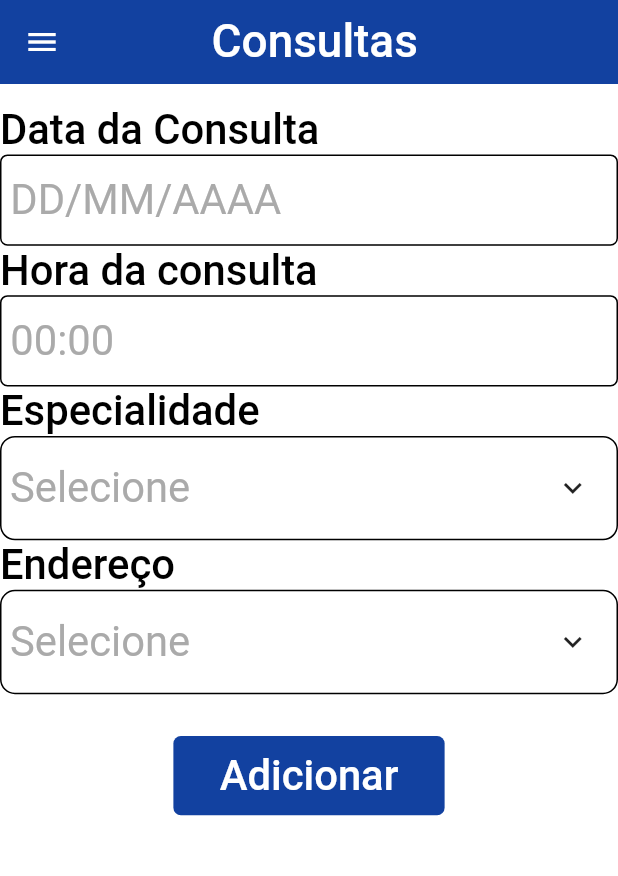
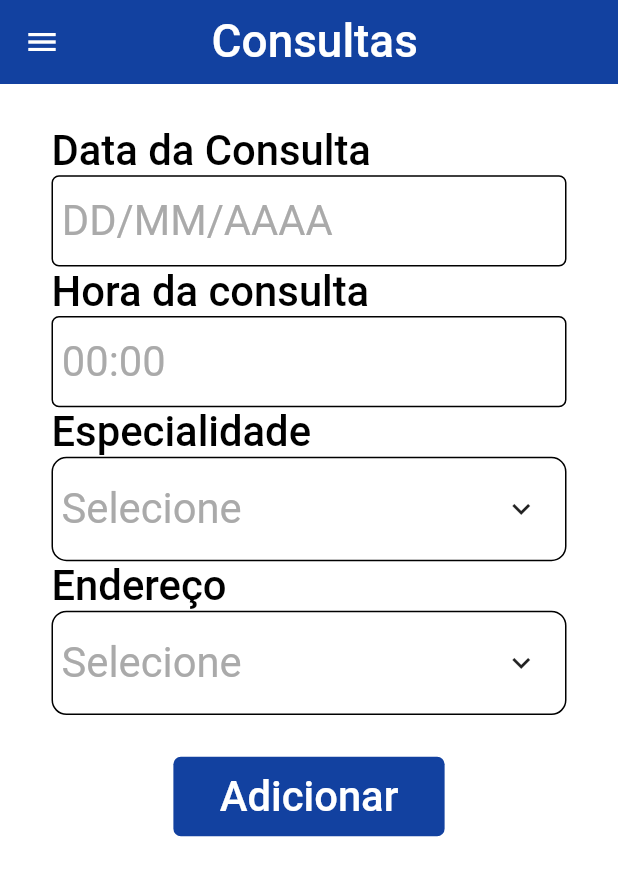
Before and after one commit to GCAS-UFF/cardio_flutter, a Flutter app: the AddAppointmentPage widget shown alone on an empty page, opened directly, on a phone screen of 412 x 824 dp. Shown: the top 876 px of the screen. Run offline on Flutter 3.47's test engine with Material 2 defaults, Android fonts, the light colour scheme and no system bars; our stand-ins replace bloc, dartz, data_connection_checker, equatable, firebase_auth, firebase_database and 7 more; missing offline and left inert: android_alarm_manager; accounts and stored records are empty.

Commit message:
Feature/recomentation realization ui (#13)
* Padding ajusts in Execute Medication Page, Execute Exercise Page, Execute Appointment Page and Execute Liquid Page. Add and change some hints, fix disabledBorder in Custom Text Form Field. Fix app bar in Execute Medication Page and Execute Liquid Page.

* Ajust padding in Add Medications Page, Add Liquid Page, Add Appointment Page, Add Biometric Page and Add Medications Page. Format code in  Add Medications Page, Add Liquid Page, Add Appointment Page, Add Biometric Page and Add Medications

```diff
--- a/lib/core/widgets/custom_text_form_field.dart
+++ b/lib/core/widgets/custom_text_form_field.dart
@@ -114,6 +114,12 @@
                   color: CardioColors.black,
                 ),
               ),
+              disabledBorder: OutlineInputBorder(
+                borderRadius: BorderRadius.circular(5),
+                borderSide: BorderSide(
+                  color: CardioColors.black.withOpacity(0.4),
+                ),
+              ),
             ),
           ),
         ],
--- a/lib/features/appointments/presentation/pages/add_appointment_page.dart
+++ b/lib/features/appointments/presentation/pages/add_appointment_page.dart
@@ -100,7 +100,10 @@
   }
 
   Widget _buildForm(BuildContext context) {
-    return Form(
+    return Container(
+      padding: Dimensions.getEdgeInsets(context,
+          top: 10, left: 30, right: 30, bottom: 20),
+      child: Form(
         key: _formKey,
         child: SingleChildScrollView(
           child: Column(
@@ -171,7 +174,9 @@
               ),
             ],
           ),
-        ));
+        ),
+      ),
+    );
   }
 
   void _submitForm(context) {
--- a/lib/resources/strings.dart
+++ b/lib/resources/strings.dart
@@ -108,6 +108,8 @@
   static const liquid_title = "Prescrição";
   static const hint_liquid = "mL/dia";
   static const ingested_liquids = "Líquidos Ingeridos";
+  static const ingested_liquids_name = "Ex: água, café ...";
+  static const ingested_liquids_quantity = "Ex: 1, 2, 3 ...";
   static const reference = "Referência";
 
 //Medication Page
@@ -128,7 +130,7 @@
   // Medication Page
 
   static const time_hint = "00:00";
-  static const observation_hint = "Caso desejado, insira aqui";
+  static const observation_hint = "Se necessário, comente aqui";
 
   // Biometrics Page
   static const weight_title = "Meu peso";
```
Also changed, not shown: lib/features/appointments/presentation/pages/execute_appointment_page.dart (+7 -2 lines), lib/features/biometrics/presentation/pages/add_biometric_page.dart (+7 -2 lines), lib/features/exercises/presentation/pages/add_exercise_page.dart (+7 -2 lines), lib/features/exercises/presentation/pages/execute_exercise_page.dart (+9 -3 lines), lib/features/liquids/presentation/pages/add_liquid_page.dart (+6 -2 lines), lib/features/liquids/presentation/pages/execute_liquid_page.dart (+10 -5 lines), lib/features/medications/presentation/pages/add_medication_page.dart (+8 -3 lines), lib/features/medications/presentation/pages/execute_medication_page.dart (+8 -3 lines).
